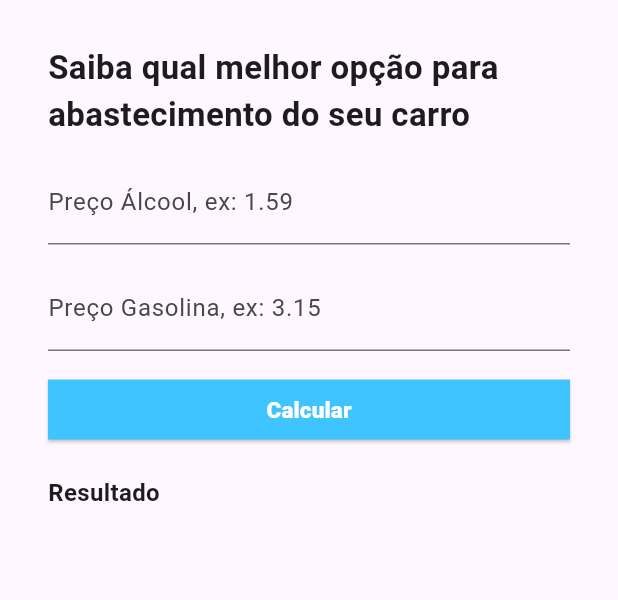
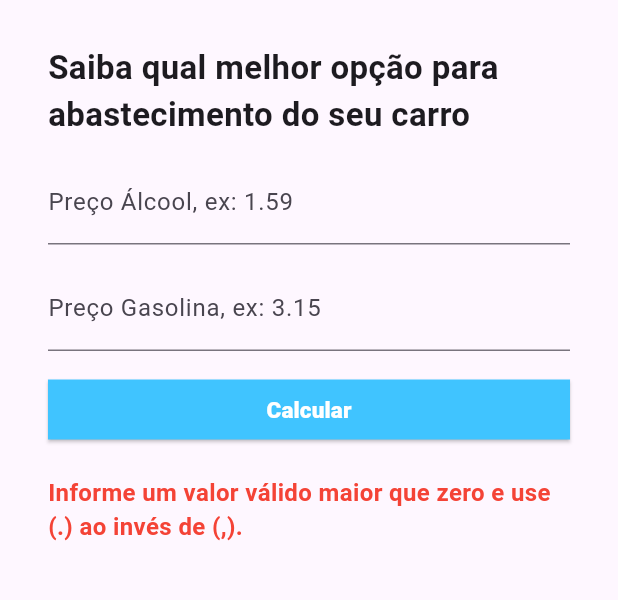
Before and after one commit to roberiosouza/alcool-gasolina-flutter, a Flutter app: the screen it shows after launch, after a tap on "Calcular", on a phone screen of 412 x 824 dp, the part 268-868 px from its top. Run offline on Flutter 3.47's test engine with Material 3 defaults, Android fonts, the phone set to English and light mode, and no system bars.

Commit message:
Finalizando o app com lógica de negócio e estilos

```diff
--- a/lib/alcool_gasolina.dart
+++ b/lib/alcool_gasolina.dart
@@ -10,6 +10,33 @@ class AlcoolGasolina extends StatefulWidget {
 class _AlcoolGasolinaState extends State<AlcoolGasolina> {
   TextEditingController _alcoolController = TextEditingController();
   TextEditingController _gasolinaController = TextEditingController();
+  String _resultado = "";
+  bool _error = false;
+
+  void _calcular() {
+    double precoAlcool = double.tryParse(_alcoolController.text) ?? 0;
+    double precoGasolina = double.tryParse(_gasolinaController.text) ?? 0;
+
+    if (precoAlcool == 0 || precoGasolina == 0) {
+      setState(() {
+        _error = true;
+        _resultado =
+            "Informe um valor válido maior que zero e use (.) ao invés de (,).";
+      });
+    } else {
+      if (precoAlcool / precoGasolina > 0.7) {
+        setState(() {
+          _error = false;
+          _resultado = "Melhor abastecer com Gasolina.";
+        });
+      } else {
+        setState(() {
+          _error = false;
+          _resultado = "Melhor abastecer com Álcool.";
+        });
+      }
+    }
+  }
 
   @override
   Widget build(BuildContext context) {
@@ -61,7 +88,9 @@ class _AlcoolGasolinaState extends State<AlcoolGasolina> {
                 child: SizedBox(
                   width: double.infinity,
                   child: ElevatedButton(
-                    onPressed: () {},
+                    onPressed: () {
+                      _calcular();
+                    },
                     child: Text(
                       "Calcular",
                       style: TextStyle(
@@ -79,8 +108,13 @@ class _AlcoolGasolinaState extends State<AlcoolGasolina> {
               Padding(
                   padding: EdgeInsets.only(top: 20),
                   child: Text(
-                    "Resultado",
-                    style: TextStyle(fontWeight: FontWeight.bold, fontSize: 16),
+                    _resultado,
+                    style: (_error)
+                        ? TextStyle(
+                            fontWeight: FontWeight.bold,
+                            fontSize: 16,
+                            color: Colors.red)
+                        : TextStyle(fontWeight: FontWeight.bold, fontSize: 16),
                   )),
             ],
           ),
```
